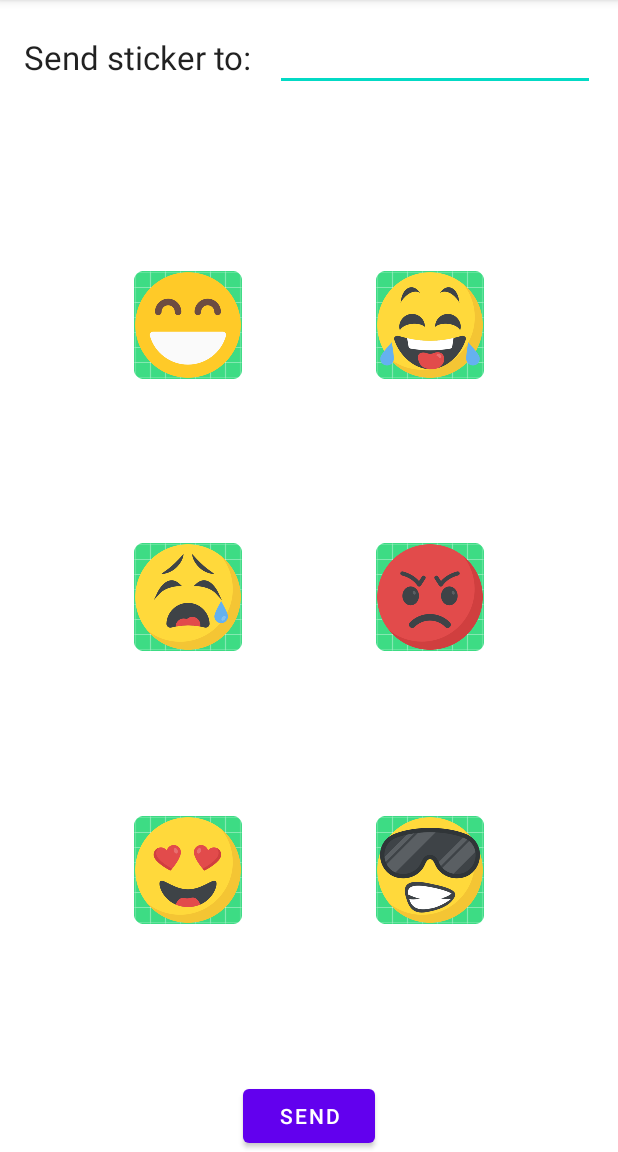
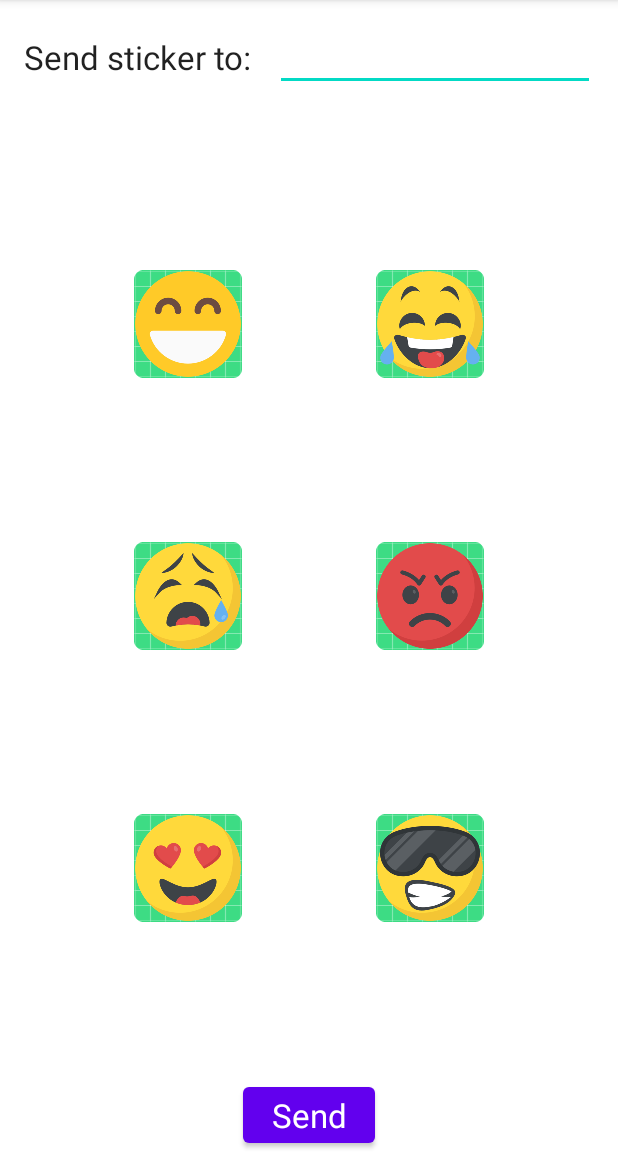
Before and after one commit to AshwinKAshok/emoji-chat-android-app, an Android app: the UserLandingPageActivity screen opened directly, with no data from a screen before it, after a tap on "SEND ACTIVITY", on a phone screen of 412 x 824 dp, the part 84-1236 px from its top. Run offline under Robolectric (Android 15) with nearby library versions, the phone set to English and light mode, and no system bars; our stand-ins replace Firebase (no records; nobody signed in at launch, a user with empty details on screens opened directly).

Commit message:
Minor UI changes - Akash, Ashwin, Naveen, Preet

```diff
--- a/app/src/main/java/edu/neu/madcourse/emoji_chat/activities/UserLandingPageActivity.java
+++ b/app/src/main/java/edu/neu/madcourse/emoji_chat/activities/UserLandingPageActivity.java
@@ -64,7 +64,7 @@ public class UserLandingPageActivity extends AppCompatActivity {
     @Override
     protected void onStart() {
         super.onStart();
-        String message = "You have sent ... stickers in total";
+        String message = "You have sent ... stickers in total!";
         messages_count_text_view.setText(message);
         setSendMessagesCountForUser(sender_name);
     }
@@ -72,7 +72,7 @@ public class UserLandingPageActivity extends AppCompatActivity {
     @Override
     protected void onResume() {
         super.onResume();
-        String message = "You have sent ... stickers in total";
+        String message = "You have sent ... stickers in total!";
         messages_count_text_view.setText(message);
         setSendMessagesCountForUser(sender_name);
     }
@@ -86,17 +86,17 @@ public class UserLandingPageActivity extends AppCompatActivity {
                 .get()
                 .addOnCompleteListener((OnCompleteListener<DataSnapshot>) task -> {
                     if (!task.isSuccessful()) {
-                        Log.e("firebase access unsuccessful", "Error getting data", task.getException());
+                        Log.e("Firebase access unsuccessful", "Error getting data", task.getException());
                     } else {
                         if(task.getResult().getValue() == null) {
                             // should not be null
-                            Log.e("firebase wrong result", "Null message count value. " +
+                            Log.e("Firebase wrong result", "Null message count value. " +
                                     "Should not happen", task.getException());
                         } else {
                             HashMap<Object, HashMap<String, String>> map = (HashMap<Object, HashMap<String, String>>) task.getResult().getValue();
                             for (HashMap<String, String> user: map.values()) {
                                 int x = Integer.parseInt(user.get("count"));
-                                String message = "You have sent " + x + " stickers in total";
+                                String message = "You have sent " + x + " stickers in total!";
                                 messages_count_text_view.setText(message);
                             }
                         }
--- a/app/src/main/res/layout/activity_send_message.xml
+++ b/app/src/main/res/layout/activity_send_message.xml
@@ -123,6 +123,7 @@
         android:layout_height="wrap_content"
         android:layout_marginTop="15dp"
         android:text="@string/send_text_button"
+        android:textAppearance="@style/TextAppearance.AppCompat.Large"
         app:layout_constraintBottom_toBottomOf="parent"
         app:layout_constraintEnd_toEndOf="parent"
         app:layout_constraintStart_toStartOf="parent" />
```
